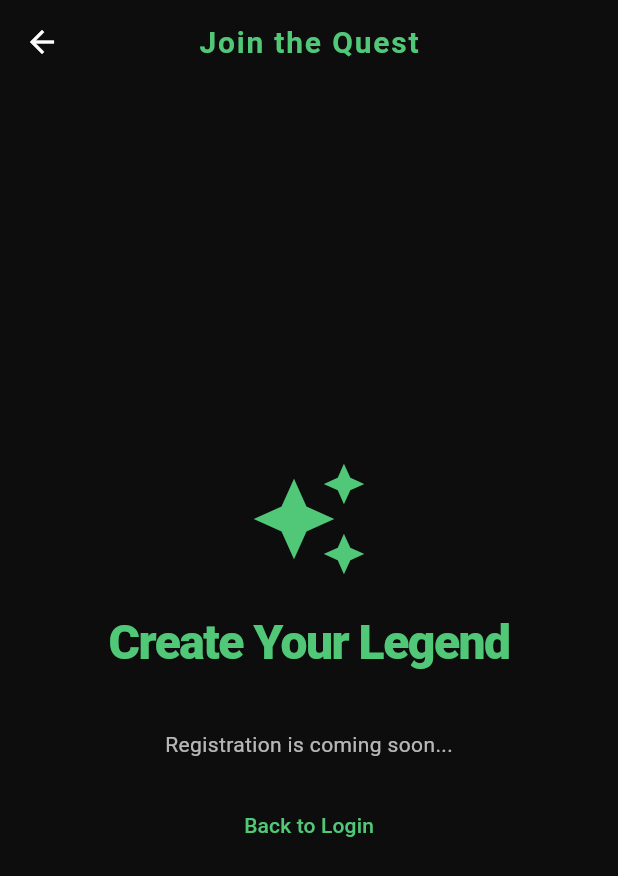
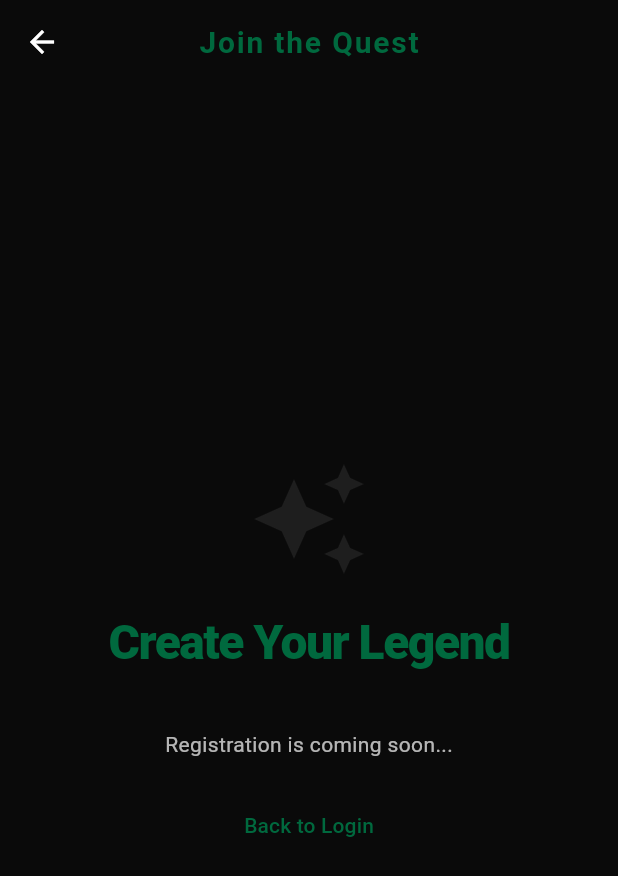
Before and after one commit to cahine22/tracknstack, a Flutter app: the screen it shows after launch, after a tap on "Join now.", on a phone screen of 412 x 824 dp. Shown: the top 876 px of the screen. Run offline on Flutter 3.47's test engine with Material 3 defaults, Android fonts, the phone set to English and light mode, and no system bars; our stand-ins replace firebase_auth, firebase_core, flutter_riverpod; accounts and stored records are empty.

Commit message:
Refinement: Fix Firebase initialization, update Emerald theme, and clean up deprecated code.
Changes:
- Fixed a critical startup crash by initializing Firebase with placeholder options (required for Web support).
- Refined the 'Emerald Green' theme to be darker and more elegant (#00693E) and slightly darkened the background.
- Cleaned up all deprecated '.withOpacity' calls and replaced them with '.withValues(alpha: ...)'.
- Standardized UI consistency by replacing hardcoded colors with Theme.of(context).primaryColor in screens.
- Updated 'auth_gate_test.dart' expectations to match current UI text.
- Added 'Final Project (5).pdf' to tracking for requirement reference.
- Added comprehensive documentation comments to Auth and Theme related classes.

```diff
--- a/lib/main.dart
+++ b/lib/main.dart
@@ -1,16 +1,27 @@
+import 'package:flutter/foundation.dart';
 import 'package:flutter/material.dart';
 import 'package:flutter_riverpod/flutter_riverpod.dart';
 import 'package:firebase_core/firebase_core.dart';
 import 'theme.dart';
 import 'screens/auth_gate.dart';
 
+/// The entry point of the application.
 void main() async {
   WidgetsFlutterBinding.ensureInitialized();
 
-  // Note: Firebase initialization usually requires a configuration object
-  // generated by the FlutterFire CLI (firebase_options.dart).
-  // I will leave this commented out until you've run 'flutterfire configure'.
-  // await Firebase.initializeApp(options: DefaultFirebaseOptions.currentPlatform);
+  // Initialize Firebase.
+  // On Web, we provide placeholder options to prevent crashes during UI development.
+  // Once 'flutterfire configure' is run, replace this with DefaultFirebaseOptions.
+  await Firebase.initializeApp(
+    options: kIsWeb
+      ? const FirebaseOptions(
+          apiKey: "placeholder-api-key",
+          appId: "placeholder-app-id",
+          messagingSenderId: "placeholder-sender-id",
+          projectId: "placeholder-project-id",
+        )
+      : null,
+  );
 
   runApp(
     const ProviderScope(
@@ -19,6 +30,9 @@ void main() async {
   );
 }
 
+/// The root widget of the application.
+/// This widget sets up the global [MaterialApp] settings including
+/// our custom gamified theme and the initial landing screen.
 class TrackNStackApp extends StatelessWidget {
   const TrackNStackApp({super.key});
 
@@ -26,8 +40,12 @@ class TrackNStackApp extends StatelessWidget {
   Widget build(BuildContext context) {
     return MaterialApp(
       title: 'Track N Stack',
+      // Disable the 'Debug' banner in the top-right corner.
       debugShowCheckedModeBanner: false,
+      // Apply the custom Emerald Green theme defined in theme.dart.
       theme: AppTheme.darkTheme,
+      // The [AuthGate] is our "Security Guard" that decides whether
+      // to show the Login Screen or the Dashboard.
       home: const AuthGate(),
     );
   }
--- a/lib/screens/auth_gate.dart
+++ b/lib/screens/auth_gate.dart
@@ -4,27 +4,43 @@ import '../providers/auth_provider.dart';
 import 'login_screen.dart';
 import 'dashboard_screen.dart';
 
+/// The top-level [ConsumerWidget] that listens for authentication changes.
+///
+/// Instead of a complex splash screen or routing logic, we use an [AuthGate].
+/// This widget "watches" the [authStateProvider] and swaps the screen
+/// instantaneously based on the result.
 class AuthGate extends ConsumerWidget {
   const AuthGate({super.key});
 
   @override
   Widget build(BuildContext context, WidgetRef ref) {
-    // Listen to the auth state
+    // [ref.watch] ensures this build() function runs every time the
+    // user's authentication status (logged in/out) changes.
     final authState = ref.watch(authStateProvider);
 
+    // Using .when() is the standard Riverpod way to handle
+    // Data, Loading, and Error states cleanly.
     return authState.when(
       data: (user) {
+        // If user != null, they are authenticated. Go to the main app!
         if (user != null) {
-          return const DashboardScreen(); // User is logged in
+          return const DashboardScreen();
         } else {
-          return const LoginScreen(); // User is not logged in
+          // If null, they need to log in or register.
+          return const LoginScreen();
         }
       },
+      // Show a loading spinner while the Firebase SDK connects to the cloud.
       loading: () => const Scaffold(
-        body: Center(child: CircularProgressIndicator()),
+        body: Center(
+          child: CircularProgressIndicator(),
+        ),
       ),
+      // Handle rare network or Firebase errors during the initial check.
       error: (e, stack) => Scaffold(
-        body: Center(child: Text('Error: $e')),
+        body: Center(
+          child: Text('Authentication Error: $e'),
+        ),
       ),
     );
   }
--- a/lib/screens/login_screen.dart
+++ b/lib/screens/login_screen.dart
@@ -43,11 +43,11 @@ class _LoginScreenState extends State<LoginScreen> {
               const SizedBox(height: 60),
 
               // --- Mystical Branding Section ---
-              const Center(
+              Center(
                 child: Icon(
                   Icons.vpn_key_rounded, // A "Key to the Kingdom" icon
                   size: 80,
-                  color: Color(0xFF50C878), // Explicit Emerald Green
+                  color: primaryColor,
                 ),
               ),
               const SizedBox(height: 24),
@@ -112,7 +112,7 @@ class _LoginScreenState extends State<LoginScreen> {
                 label: const Text('Sign in with Google'),
                 style: OutlinedButton.styleFrom(
                   minimumSize: const Size(double.infinity, 56),
-                  side: BorderSide(color: primaryColor.withOpacity(0.5)),
+                  side: BorderSide(color: primaryColor.withValues(alpha: 0.5)),
                   shape: RoundedRectangleBorder(
                     borderRadius: BorderRadius.circular(30),
                   ),
--- a/lib/screens/register_screen.dart
+++ b/lib/screens/register_screen.dart
@@ -9,6 +9,8 @@ class RegisterScreen extends StatelessWidget {
 
   @override
   Widget build(BuildContext context) {
+    final primaryColor = Theme.of(context).primaryColor;
+
     return Scaffold(
       appBar: AppBar(
         title: const Text('Join the Quest'),
@@ -17,10 +19,10 @@ class RegisterScreen extends StatelessWidget {
         child: Column(
           mainAxisAlignment: MainAxisAlignment.center,
           children: [
-            const Icon(
+            Icon(
               Icons.auto_awesome, // Mystical star icon
               size: 80,
-              color: Color(0xFF50C878), // Emerald Green
+              color: primaryColor,
             ),
             const SizedBox(height: 24),
             Text(
--- a/lib/theme.dart
+++ b/lib/theme.dart
@@ -1,21 +1,33 @@
 import 'package:flutter/material.dart';
 
+/// Central class for defining the 'Track N Stack' visual style.
+///
+/// We use a custom ThemeData class to ensure that any new screen
+/// we add automatically looks "gamified" and consistent.
 class AppTheme {
-  // Gamified Color Palette - Prompt 2 Refinement
-  static const Color primaryColor = Color(0xFF50C878); // Emerald Green (Action/Growth)
-  static const Color secondaryColor = Color(0xFF1A1A1A); // High-Contrast Dark (Depth)
-  static const Color accentColor = Color(0xFFFFD700); // Gold (XP/Rewards)
-  static const Color backgroundColor = Color(0xFF0D0D0D); // Deep Black
-  static const Color surfaceColor = Color(0xFF1E1E1E); // Elevated Surface
-  static const Color errorColor = Color(0xFFCF6679); // Soft Red
+  // --- Gamified Color Palette (Phase 1, Prompt 2) ---
+  // A vibrant, growth-inspired green as our primary focus.
+  static const Color primaryColor = Color(0xFF00693E);
+  // High-contrast dark surfaces for depth and focus.
+  static const Color secondaryColor = Color(0xFF121212);
+  // Bright yellow for XP, rewards, and "win" states.
+  static const Color accentColor = Color(0xFFFFD700);
+  // A deep background helps the bright neon elements "pop".
+  static const Color backgroundColor = Color(0xFF0A0A0A);
+  // Surface color for cards and secondary UI elements.
+  static const Color surfaceColor = Color(0xFF1E1E1E);
+  // Used for alert states, budget deficits, or negative streaks.
+  static const Color errorColor = Color(0xFFCF6679);
 
+  /// The global dark theme configuration for the application.
   static ThemeData get darkTheme {
     return ThemeData(
       useMaterial3: true,
       brightness: Brightness.dark,
+      // Define the core color mapping for the entire Flutter engine.
       colorScheme: const ColorScheme.dark(
         primary: primaryColor,
-        onPrimary: Colors.black,
+        onPrimary: Colors.black, // Dark text on light green primary.
         secondary: accentColor,
         onSecondary: Colors.black,
         surface: surfaceColor,
@@ -23,6 +35,10 @@ class AppTheme {
         error: errorColor,
       ),
       scaffoldBackgroundColor: backgroundColor,
+
+      // --- Global Widget Styles ---
+
+      // AppBars should be subtle, allowing the content to be the focus.
       appBarTheme: const AppBarTheme(
         backgroundColor: backgroundColor,
         elevation: 0,
@@ -34,22 +50,26 @@ class AppTheme {
           letterSpacing: 1.2,
         ),
       ),
+
+      // Cards are used for "Summary Cards" (Milestone 1, Requirement 6).
       cardTheme: CardThemeData(
         color: surfaceColor,
         elevation: 8,
-        shadowColor: primaryColor.withOpacity(0.2),
+        shadowColor: primaryColor.withValues(alpha: 0.2),
         shape: RoundedRectangleBorder(
           borderRadius: BorderRadius.circular(20),
-          side: BorderSide(color: primaryColor.withOpacity(0.1), width: 1),
+          side: BorderSide(color: primaryColor.withValues(alpha: 0.1), width: 1),
         ),
       ),
+
+      // Custom styling for primary actions (Sign Up, Log Transaction).
       elevatedButtonTheme: ElevatedButtonThemeData(
         style: ElevatedButton.styleFrom(
           backgroundColor: primaryColor,
           foregroundColor: Colors.black,
-          minimumSize: const Size(double.infinity, 56),
+          minimumSize: const Size(double.infinity, 56), // Large touch target.
           shape: RoundedRectangleBorder(
-            borderRadius: BorderRadius.circular(30), // Extra rounded for gamified feel
+            borderRadius: BorderRadius.circular(30), // Extra rounded "gaming" feel.
           ),
           textStyle: const TextStyle(
             fontSize: 18,
@@ -59,6 +79,9 @@ class AppTheme {
           elevation: 4,
         ),
       ),
+
+      // --- Custom TextTheme ---
+      // We bolden display/headline styles to evoke a strong gaming vibe.
       textTheme: const TextTheme(
         displayLarge: TextStyle(
           fontSize: 32,
@@ -86,6 +109,9 @@ class AppTheme {
           fontSize: 14,
         ),
       ),
+
+      // --- Input Decoration (Forms) ---
+      // Uniform look for all TextFields (Email/Password Login).
       inputDecorationTheme: InputDecorationTheme(
         filled: true,
         fillColor: secondaryColor,
@@ -97,7 +123,7 @@ class AppTheme {
         ),
         enabledBorder: OutlineInputBorder(
           borderRadius: BorderRadius.circular(15),
-          borderSide: BorderSide(color: primaryColor.withOpacity(0.3)),
+          borderSide: BorderSide(color: primaryColor.withValues(alpha: 0.3)),
         ),
         focusedBorder: OutlineInputBorder(
           borderRadius: BorderRadius.circular(15),
```
Also changed, not shown: lib/providers/auth_provider.dart (+13 -2 lines), lib/services/auth_service.dart (+23 -4 lines), 3 other files.
